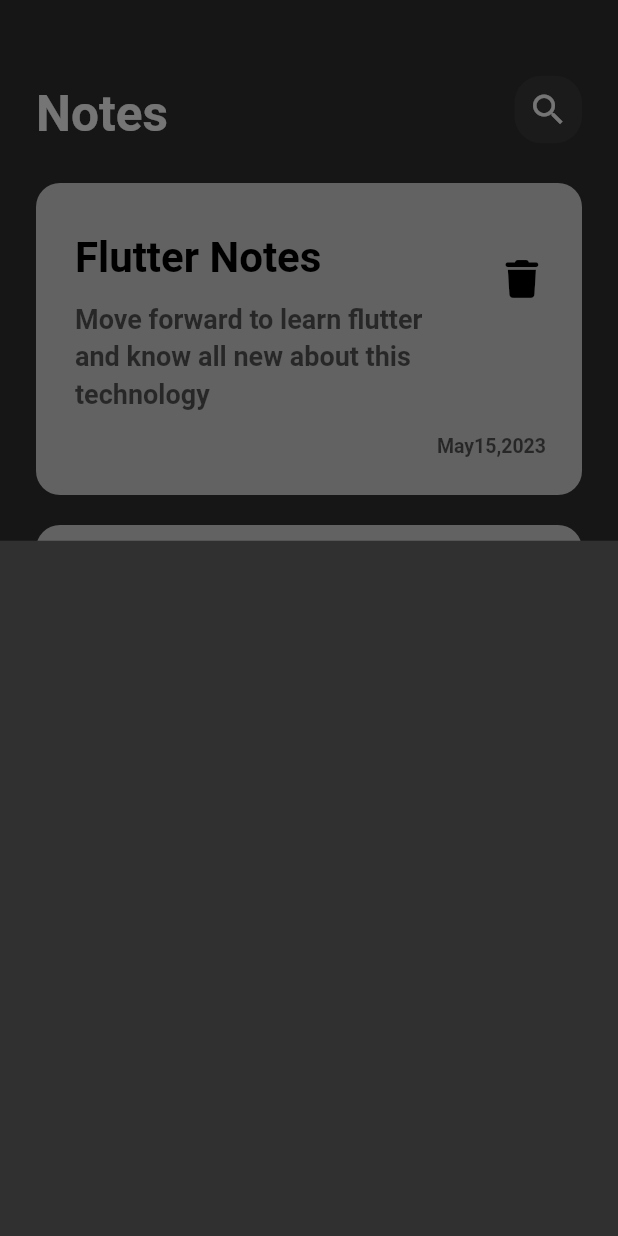
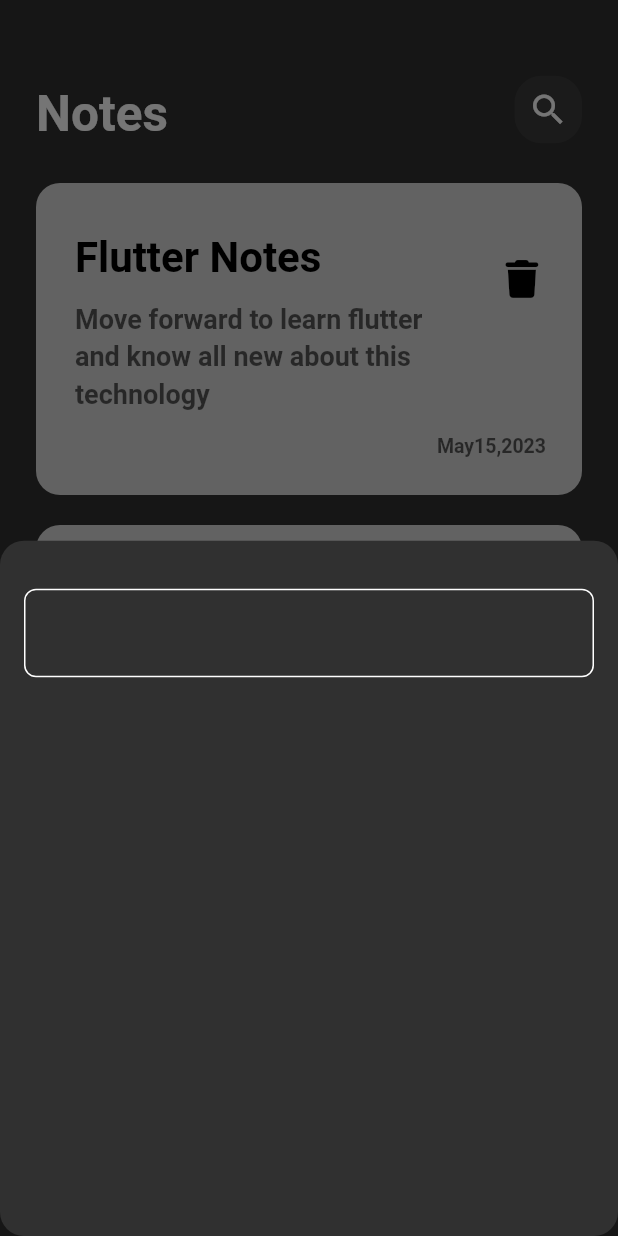
Before and after one commit to mahmoudashraf01/hive_note_app, a Flutter app: the screen it shows after launch, after a tap on the "add" icon, on a phone screen of 412 x 824 dp. Run offline on Flutter 3.47's test engine with Material 2 defaults, Android fonts, the phone set to English and light mode, and no system bars; our stand-ins replace font_awesome_flutter.

Commit message:
make custom modal buttom sheet & text filed inside

```diff
--- a/lib/main.dart
+++ b/lib/main.dart
@@ -1,4 +1,5 @@
 import 'package:flutter/material.dart';
+import 'package:hive_note_app/shared/themes/colors.dart';
 import 'package:hive_note_app/views/notes_view.dart';
 
 void main() {
@@ -15,6 +16,7 @@
       title: 'Notes App',
       theme: ThemeData(
         brightness: Brightness.dark,
+        primaryColor: blue3.withOpacity(1),
       ),
       home: NotesView(),
       debugShowCheckedModeBanner: false,
--- a/lib/views/notes_view.dart
+++ b/lib/views/notes_view.dart
@@ -11,9 +11,15 @@
     return Scaffold(
       floatingActionButton: FloatingActionButton(
         onPressed: () {
-          showModalBottomSheet(context: context, builder: (context) {
-            return ButtomSheetAdd();
-          },);
+          showModalBottomSheet(
+            shape: RoundedRectangleBorder(
+              borderRadius: BorderRadius.circular(16)
+            ),
+            context: context,
+            builder: (context) {
+              return ButtomSheetAddNote();
+            },
+          );
         },
         backgroundColor: blue3.withOpacity(1),
         child: Icon(Icons.add),
--- /dev/null
+++ b/lib/views/widgets/custom_text_field.dart
@@ -0,0 +1,27 @@
+import 'package:flutter/material.dart';
+import 'package:hive_note_app/shared/themes/colors.dart';
+
+class CustomTextField extends StatelessWidget {
+  const CustomTextField({super.key});
+
+  @override
+  Widget build(BuildContext context) {
+    return TextField(
+      cursorColor: blue3.withOpacity(1),
+      decoration: InputDecoration(
+        border: cutomBorder(),
+        enabledBorder: cutomBorder(),
+        focusedBorder: cutomBorder(
+          color: blue3.withOpacity(1),
+        ),
+      ),
+    );
+  }
+
+  OutlineInputBorder cutomBorder({Color? color}) {
+    return OutlineInputBorder(
+      borderRadius: BorderRadius.circular(8),
+      borderSide: BorderSide(color: color ?? white),
+    );
+  }
+}
--- a/lib/views/widgets/cutom_buttom_sheet.dart
+++ b/lib/views/widgets/cutom_buttom_sheet.dart
@@ -1,10 +1,21 @@
 import 'package:flutter/material.dart';
+import 'package:hive_note_app/views/widgets/custom_text_field.dart';
 
-class ButtomSheetAdd extends StatelessWidget {
-  const ButtomSheetAdd({super.key});
+class ButtomSheetAddNote extends StatelessWidget {
+  const ButtomSheetAddNote({super.key});
 
   @override
   Widget build(BuildContext context) {
-    return Container();
+    return Padding(
+      padding: const EdgeInsets.symmetric(horizontal: 16),
+      child: Column(
+        children:const [
+          SizedBox(
+            height: 32,
+          ),
+          CustomTextField()
+        ],
+      ),
+    );
   }
 }
```
